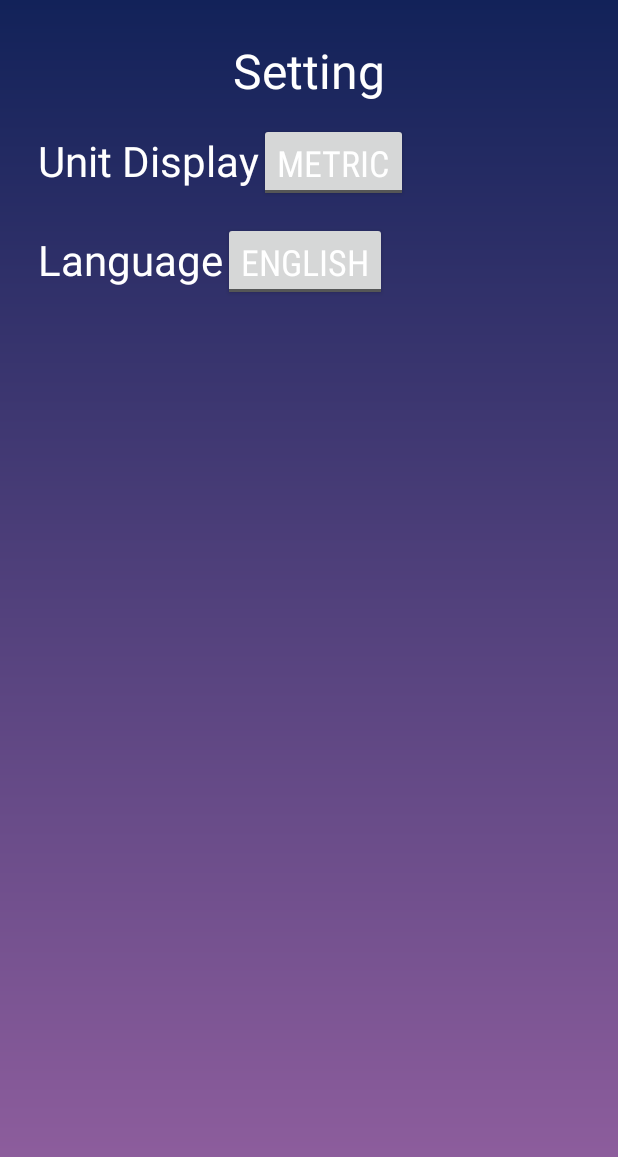
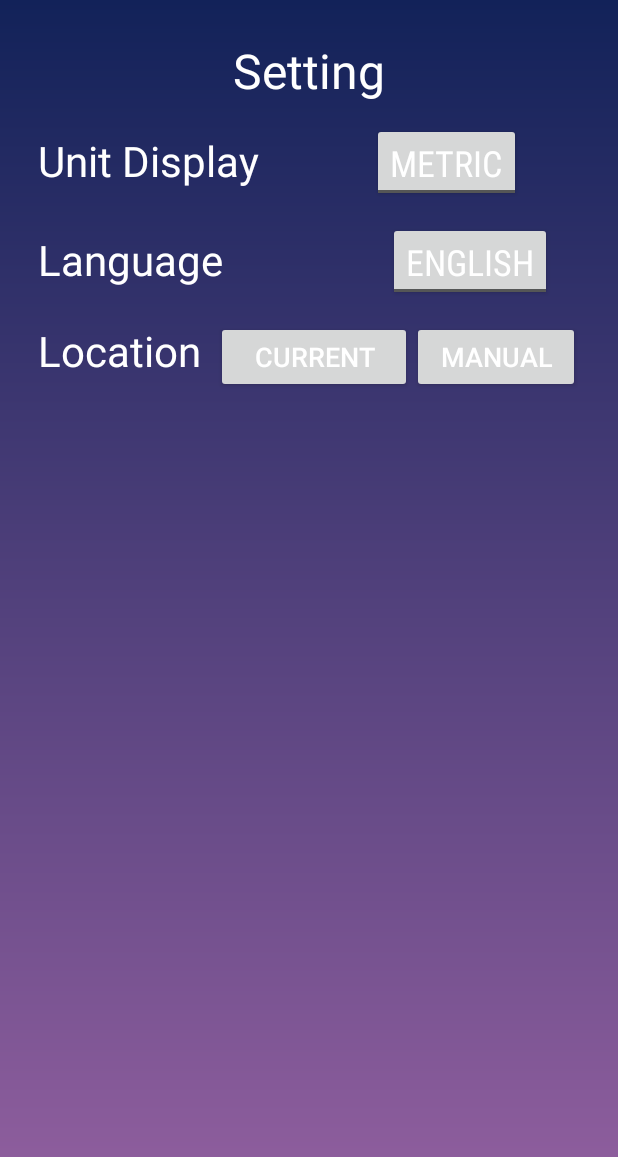
Before and after one commit to Peterprombutr/WeatherApp, an Android app: the SwipeLeftSetting screen opened directly, with no data from a screen before it, on a phone screen of 412 x 824 dp. Shown: the top 1157 px of the screen. Run offline under Robolectric (Android 15) with nearby library versions, the phone set to English and light mode, and no system bars.

Commit message:
Add Placeholder button for location

```diff
--- a/app/src/main/java/com/androdocs/weatherapp/MainActivity.java
+++ b/app/src/main/java/com/androdocs/weatherapp/MainActivity.java
@@ -39,44 +39,13 @@ public class MainActivity extends AppCompatActivity {
     protected void onCreate(Bundle savedInstanceState) {
         super.onCreate(savedInstanceState);
         setContentView(R.layout.activity_main);
+        initMembers();
+    }
 
-        addressTxt = findViewById(R.id.address);
-        updated_atTxt = findViewById(R.id.updated_at);
-        statusTxt = findViewById(R.id.status);
-        tempTxt = findViewById(R.id.temp);
-        temp_minTxt = findViewById(R.id.temp_min);
-        temp_maxTxt = findViewById(R.id.temp_max);
-        sunriseTxt = findViewById(R.id.sunrise);
-        sunsetTxt = findViewById(R.id.sunset);
-        windTxt = findViewById(R.id.wind);
-        pressureTxt = findViewById(R.id.pressure);
-        humidityTxt = findViewById(R.id.humidity);
-
-        new weatherTask().execute();
-
-        //SetUp View & Gesture
-        tvSwipeMe = findViewById(R.id.tvSwipeMe);
-        tvSwipeMe.setOnTouchListener(new MyOnSwipeTouchListener(this));
-
-
-        //Metric-Imperial
-        Resources res = getResources();
-        String[] tempUnitArray= res.getStringArray(R.array.temperature_degree);
-        if(All_API_Keyword.UNIT=="metric"){ DegreeUnit = tempUnitArray[0]; }
-        else{ DegreeUnit = tempUnitArray[1]; }
-
-        String[] windUnitArray= res.getStringArray(R.array.wind_degree);
-        if(All_API_Keyword.UNIT=="metric"){ WindUnit = windUnitArray[0]; }
-        else{ WindUnit = windUnitArray[1]; }
-
-        //AboutDialog
-        imgButton = findViewById(R.id.action_about);
-        imgButton.setOnClickListener(new View.OnClickListener() {
-            @Override
-            public void onClick(View v) {
-                showAboutDialog();
-            }
-        });
+    @Override
+    protected void onStart() {
+        super.onStart();
+        initMembers();
     }
 
     private void showAboutDialog() {
@@ -201,4 +170,44 @@ public class MainActivity extends AppCompatActivity {
 
         }
     }
+
+    //Init the rest
+    private void initMembers() {
+        addressTxt = findViewById(R.id.address);
+        updated_atTxt = findViewById(R.id.updated_at);
+        statusTxt = findViewById(R.id.status);
+        tempTxt = findViewById(R.id.temp);
+        temp_minTxt = findViewById(R.id.temp_min);
+        temp_maxTxt = findViewById(R.id.temp_max);
+        sunriseTxt = findViewById(R.id.sunrise);
+        sunsetTxt = findViewById(R.id.sunset);
+        windTxt = findViewById(R.id.wind);
+        pressureTxt = findViewById(R.id.pressure);
+        humidityTxt = findViewById(R.id.humidity);
+
+        new weatherTask().execute();
+
+        //SetUp View & Gesture
+        tvSwipeMe = findViewById(R.id.tvSwipeMe);
+        tvSwipeMe.setOnTouchListener(new MyOnSwipeTouchListener(this));
+
+        //Metric-Imperial
+        Resources res = getResources();
+        String[] tempUnitArray= res.getStringArray(R.array.temperature_degree);
+        if(All_API_Keyword.UNIT=="metric"){ DegreeUnit = tempUnitArray[0]; }
+        else{ DegreeUnit = tempUnitArray[1]; }
+
+        String[] windUnitArray= res.getStringArray(R.array.wind_degree);
+        if(All_API_Keyword.UNIT=="metric"){ WindUnit = windUnitArray[0]; }
+        else{ WindUnit = windUnitArray[1]; }
+
+        //AboutDialog
+        imgButton = findViewById(R.id.action_about);
+        imgButton.setOnClickListener(new View.OnClickListener() {
+            @Override
+            public void onClick(View v) {
+                showAboutDialog();
+            }
+        });
+    }
 }
--- a/app/src/main/java/com/androdocs/weatherapp/SwipeLeftSetting.java
+++ b/app/src/main/java/com/androdocs/weatherapp/SwipeLeftSetting.java
@@ -4,6 +4,8 @@ import android.content.Intent;
 import android.content.SharedPreferences;
 import android.content.Context;
 import android.os.Bundle;
+import android.view.View;
+import android.widget.Button;
 import android.widget.CompoundButton;
 import android.widget.RelativeLayout;
 import android.widget.ToggleButton;
@@ -14,12 +16,36 @@ import com.androdocs.weatherapp.Gestures.OnSwipeTouchListener;
 public class SwipeLeftSetting extends AppCompatActivity {
     RelativeLayout tvSwipeMe;
     ToggleButton ImpSwitch, ThaiSwitch;
+    Button ButtonCurLoc, ButtonManLoc;
 
     @Override
     protected void onCreate(Bundle savedInstanceState) {
         super.onCreate(savedInstanceState);
         setContentView(R.layout.activity_swipe_left_setting);
+        initMembers();
+    }
 
+    @Override
+    protected void onStart() {
+        super.onStart();
+        initMembers();
+    }
+
+    //Swipe Listener
+    private class MyOnSwipeTouchListener extends OnSwipeTouchListener {
+        public MyOnSwipeTouchListener(Context c) {
+            super(c);
+        }
+
+        @Override
+        public void onSwipeLeft() {
+            Intent i = new Intent(SwipeLeftSetting.this, MainActivity.class);
+            startActivity(i);
+        }
+    }
+
+    //Init the rest
+    private void initMembers() {
         //SetUp View & Gesture
         tvSwipeMe = findViewById(R.id.tvSwipeMe);
         tvSwipeMe.setOnTouchListener(new MyOnSwipeTouchListener(this));
@@ -65,18 +91,19 @@ public class SwipeLeftSetting extends AppCompatActivity {
                 }
             }
         });
-    }
-
-    /*** Swipe Listener ***/
-    private class MyOnSwipeTouchListener extends OnSwipeTouchListener {
-        public MyOnSwipeTouchListener(Context c) {
-            super(c);
-        }
-
-        @Override
-        public void onSwipeLeft() {
-            Intent i = new Intent(SwipeLeftSetting.this, MainActivity.class);
-            startActivity(i);
-        }
+        ButtonCurLoc = findViewById(R.id.ButtonCurrentLocation);
+        ButtonCurLoc.setOnClickListener(new View.OnClickListener() {
+            @Override
+            public void onClick(View v) {
+                //DoIt(v);
+            }
+        });
+        ButtonManLoc = findViewById(R.id.ButtonManualLocation);
+        ButtonManLoc.setOnClickListener(new View.OnClickListener() {
+            @Override
+            public void onClick(View v) {
+                //DoIt(v);
+            }
+        });
     }
 }
--- a/app/src/main/res/layout/activity_swipe_left_setting.xml
+++ b/app/src/main/res/layout/activity_swipe_left_setting.xml
@@ -50,6 +50,9 @@
                     android:layout_height="wrap_content"
                     android:text="@string/setting_ImperialUnit"
                     android:textSize="28sp" />
+                <Space
+                    android:layout_width="75dp"
+                    android:layout_height="wrap_content"/>
                 <ToggleButton
                     android:id="@+id/ImperialSwitch"
                     android:layout_width="wrap_content"
@@ -75,6 +78,9 @@
                     android:layout_height="wrap_content"
                     android:text="@string/setting_ThaiLanguage"
                     android:textSize="28sp" />
+                <Space
+                    android:layout_width="110dp"
+                    android:layout_height="wrap_content"/>
                 <ToggleButton
                     android:id="@+id/ThaiLanguageSwitch"
                     android:layout_width="wrap_content"
@@ -84,6 +90,41 @@
                     android:textOff="@string/toggle_English"
                     android:textColor="@android:color/white"
                     android:textSize="24sp" />
+            </LinearLayout>
+            <Space
+                android:layout_width="wrap_content"
+                android:layout_height="13dp"/>
+            <LinearLayout
+                android:id="@+id/overviewLocationSetting"
+                android:layout_width="match_parent"
+                android:layout_height="wrap_content"
+                android:orientation="horizontal"
+                android:gravity="start">
+                <TextView
+                    android:id="@+id/settingLocation"
+                    android:layout_width="wrap_content"
+                    android:layout_height="wrap_content"
+                    android:text="@string/setting_Location"
+                    android:textSize="28sp" />
+                <Space
+                    android:layout_width="10dp"
+                    android:layout_height="wrap_content"/>
+                <Button
+                    android:id="@+id/ButtonCurrentLocation"
+                    android:layout_width="118dp"
+                    android:layout_height="wrap_content"
+                    android:layout_weight="1"
+                    android:textColor="@android:color/white"
+                    android:textSize="18sp"
+                    android:text="@string/Button_LocationCurrent" />
+                <Button
+                    android:id="@+id/ButtonManualLocation"
+                    android:layout_width="wrap_content"
+                    android:layout_height="wrap_content"
+                    android:layout_weight="1"
+                    android:textColor="@android:color/white"
+                    android:textSize="18sp"
+                    android:text="@string/Button_LocationManual" />
             </LinearLayout>
         </LinearLayout>
 
--- a/app/src/main/res/values/strings.xml
+++ b/app/src/main/res/values/strings.xml
@@ -52,6 +52,9 @@
     <string name="setting_ThaiLanguage">Language</string>
     <string name="toggle_English">English</string>
     <string name="toggle_Thai">Thai</string>
+    <string name="setting_Location">Location</string>
+    <string name="Button_LocationCurrent">Current</string>
+    <string name="Button_LocationManual">Manual</string>
 
     <!-- Setting Screen -->
     <string name="title_next5days">Next 5 Days</string>
```
